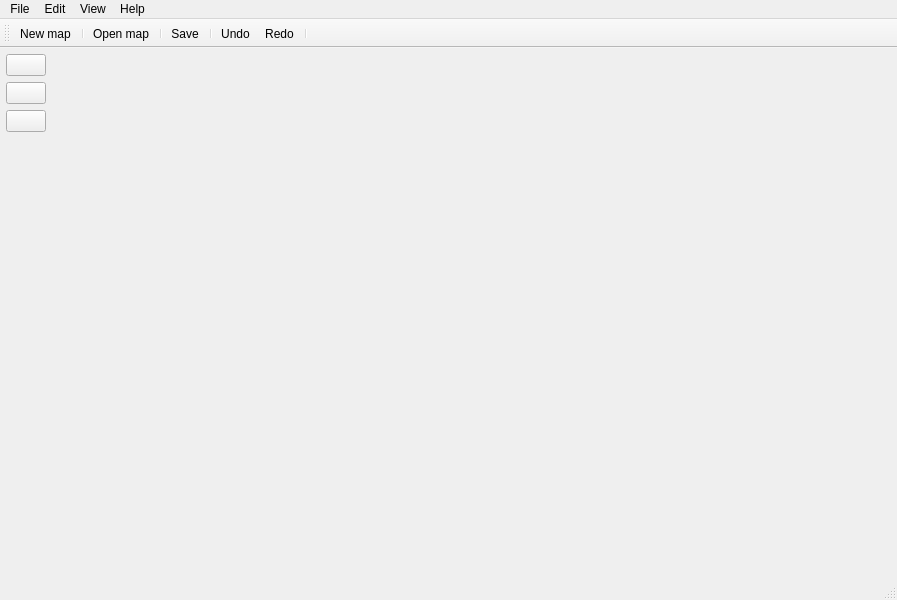
This is src/ui/window.ui in albin-johansson/tactile as Qt 5 draws it before an edit. The edited form follows.
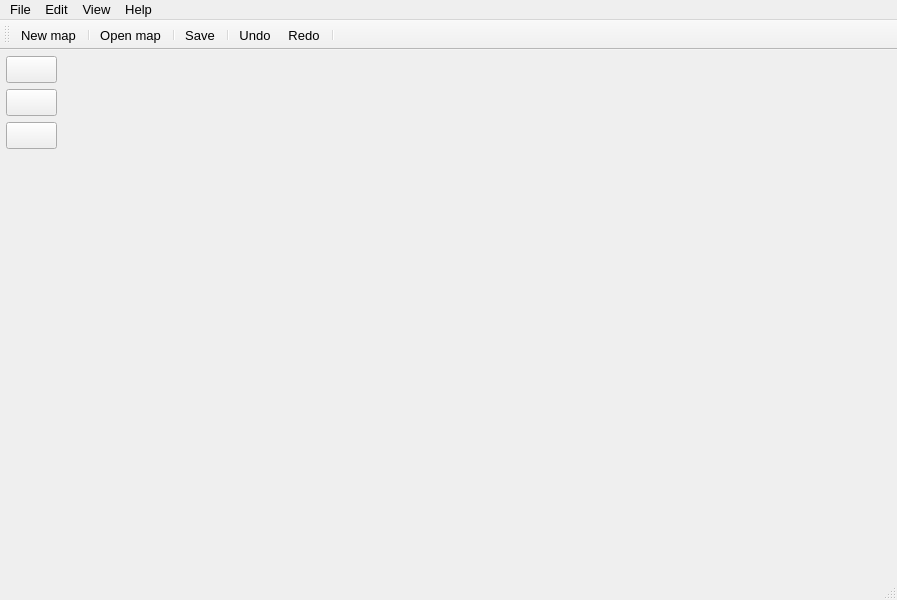
This is the edited form. Icons and pictures are not drawn.

```diff
--- a/src/ui/window.ui
+++ b/src/ui/window.ui
@@ -16,6 +16,12 @@
     <height>100</height>
    </size>
   </property>
+  <property name="font">
+   <font>
+    <family>Segoe UI</family>
+    <pointsize>12</pointsize>
+   </font>
+  </property>
   <property name="windowTitle">
    <string>Tactile</string>
   </property>
@@ -162,9 +168,14 @@
      <x>0</x>
      <y>0</y>
      <width>897</width>
-     <height>26</height>
+     <height>29</height>
     </rect>
    </property>
+   <property name="font">
+    <font>
+     <pointsize>10</pointsize>
+    </font>
+   </property>
    <widget class="QMenu" name="menuFile">
     <property name="title">
      <string>File</string>
@@ -251,6 +262,12 @@
    <property name="text">
     <string>New map</string>
    </property>
+   <property name="font">
+    <font>
+     <family>Segoe UI</family>
+     <pointsize>10</pointsize>
+    </font>
+   </property>
    <property name="shortcut">
     <string>Ctrl+N</string>
    </property>
@@ -261,7 +278,13 @@
      <normaloff>:/res/icons/icons8/dark/icons8-opened-folder-32.png</normaloff>:/res/icons/icons8/dark/icons8-opened-folder-32.png</iconset>
    </property>
    <property name="text">
-    <string>Open map</string>
+    <string>Open map...</string>
+   </property>
+   <property name="font">
+    <font>
+     <family>Segoe UI</family>
+     <pointsize>10</pointsize>
+    </font>
    </property>
    <property name="shortcut">
     <string>Ctrl+O</string>
@@ -275,6 +298,12 @@
    <property name="text">
     <string>Save</string>
    </property>
+   <property name="font">
+    <font>
+     <family>Segoe UI</family>
+     <pointsize>10</pointsize>
+    </font>
+   </property>
    <property name="shortcut">
     <string>Ctrl+S</string>
    </property>
@@ -313,6 +342,12 @@
    <property name="text">
     <string>Undo</string>
    </property>
+   <property name="font">
+    <font>
+     <family>Segoe UI</family>
+     <pointsize>10</pointsize>
+    </font>
+   </property>
   </action>
   <action name="actionRedo">
    <property name="icon">
@@ -322,6 +357,12 @@
    <property name="text">
     <string>Redo</string>
    </property>
+   <property name="font">
+    <font>
+     <family>Segoe UI</family>
+     <pointsize>10</pointsize>
+    </font>
+   </property>
   </action>
   <action name="actionAdd_row">
    <property name="text">
```
Left out of the diff: 122 changed lines with no effect on the pictures.
